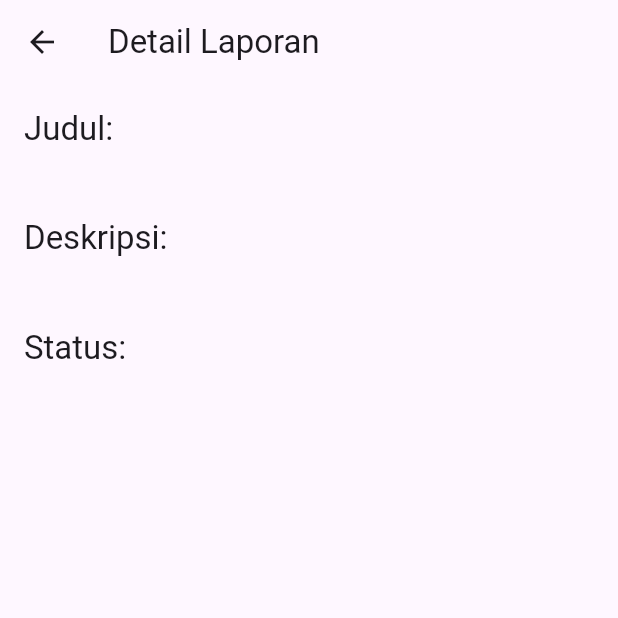
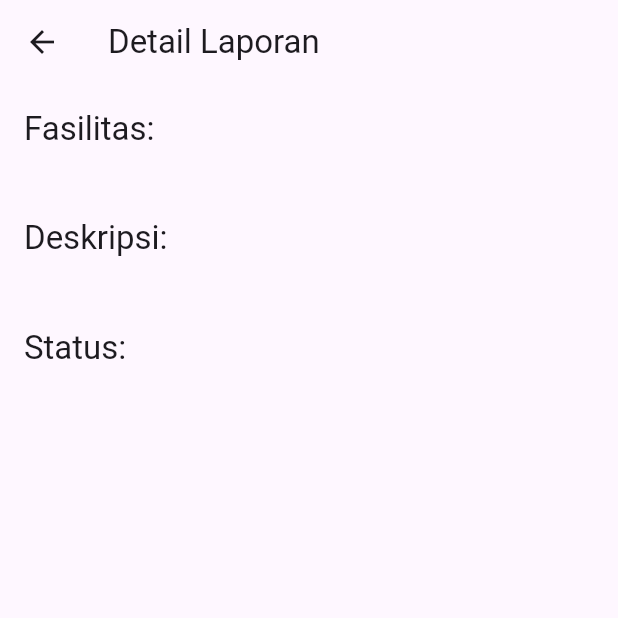
Before and after one commit to ILMNX/UAS-PML_8, a Flutter app: the ReportDetailScreen screen opened directly with empty values, on a phone screen of 412 x 824 dp, the top half of it. Run offline on Flutter 3.47's test engine with Material 3 defaults, Android fonts, the phone set to English and light mode, and no system bars; our stand-ins replace cloud_firestore, firebase_core, image_picker; accounts and stored records are empty.

Commit message:
add foto

```diff
--- a/lib/screens/report_list_screen.dart
+++ b/lib/screens/report_list_screen.dart
@@ -37,7 +37,7 @@ class ReportListScreen extends StatelessWidget {
                 margin: const EdgeInsets.symmetric(vertical: 8, horizontal: 16),
                 child: ListTile(
                   leading: const Icon(Icons.report_problem, color: Colors.red),
-                  title: Text(data['title'] ?? 'Laporan tanpa judul'),
+                  title: Text(data['facility'] ?? 'Laporan tanpa judul'),
                   subtitle: Text(data['description'] ?? 'Tidak ada deskripsi'),
                   trailing: Text(data['status'] ?? 'Status tidak diketahui'),
                   onTap: () {
@@ -87,9 +87,9 @@ class ReportDetailScreen extends StatelessWidget {
             child: Column(
               crossAxisAlignment: CrossAxisAlignment.start,
               children: [
-                Text('Judul:', style: Theme.of(context).textTheme.titleLarge),
+                Text('Fasilitas:', style: Theme.of(context).textTheme.titleLarge),
                 const SizedBox(height: 8),
-                Text(data['title'] ?? 'Tidak tersedia'),
+                Text(data['facility'] ?? 'Tidak tersedia'),
                 const SizedBox(height: 16),
                 Text('Deskripsi:', style: Theme.of(context).textTheme.titleLarge),
                 const SizedBox(height: 8),
--- a/pubspec.yaml
+++ b/pubspec.yaml
@@ -41,6 +41,8 @@ dependencies:
 dev_dependencies:
   flutter_test:
     sdk: flutter
+  image_picker: ^0.8.4+4 # Periksa versi terbaru
+
 
   # The "flutter_lints" package below contains a set of recommended lints to
   # encourage good coding practices. The lint set provided by the package is
```
Also changed, not shown: lib/widgets/report_form.dart (+52 -2 lines), pubspec.lock.
